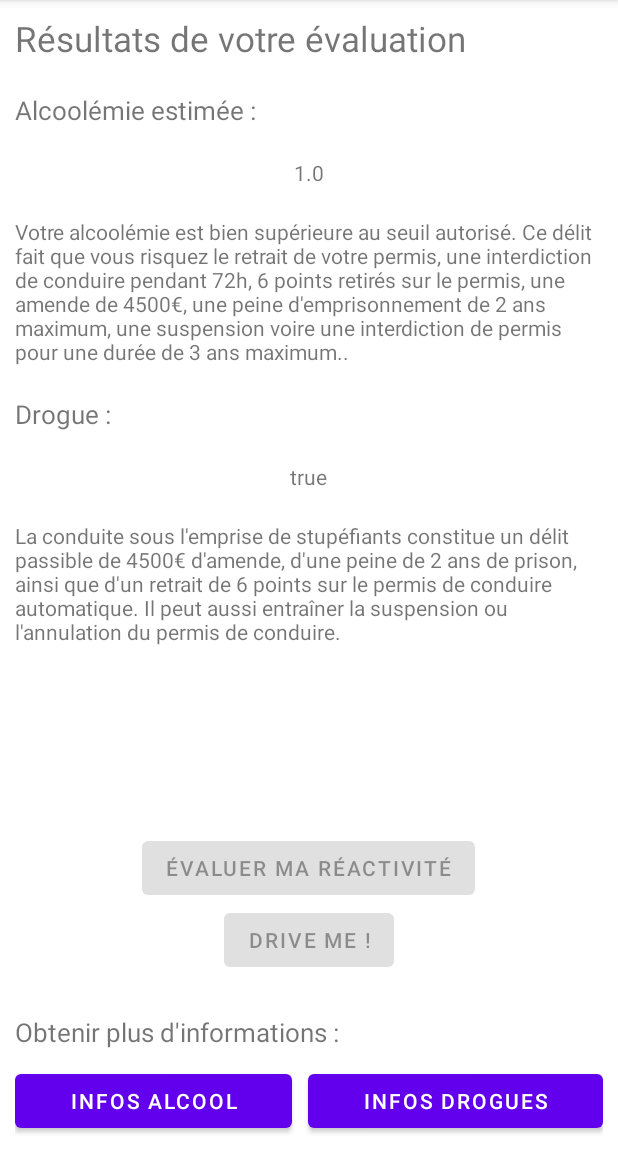
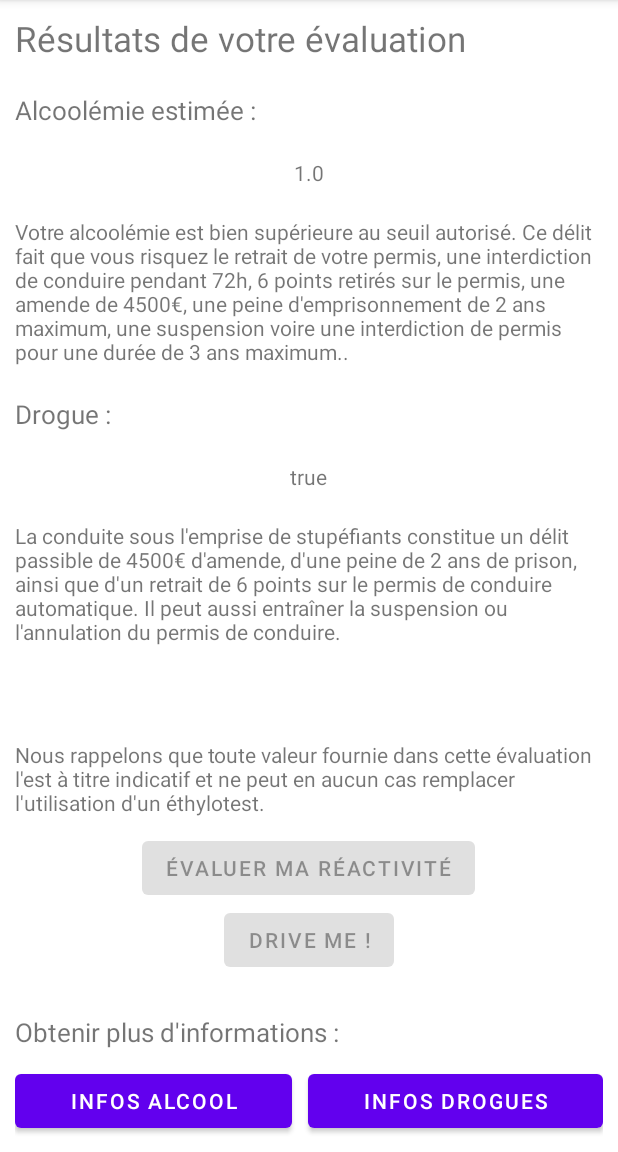
Before and after one commit to LogarithmeNeper/IFYouDrive, an Android app: the EvaluateRisks screen opened directly, with no data from a screen before it, on a phone screen of 412 x 824 dp, the part 84-1236 px from its top. Run offline under Robolectric (Android 15) with nearby library versions, the phone set to English and light mode, and no system bars.

Commit message:
add message

```diff
--- a/app/src/main/res/layout/activity_evaluate_risks.xml
+++ b/app/src/main/res/layout/activity_evaluate_risks.xml
@@ -73,6 +73,13 @@
         </LinearLayout>
     </ScrollView>
 
+    <TextView
+        android:layout_width="match_parent"
+        android:layout_height="wrap_content"
+        android:layout_above="@id/reactivity_button"
+        android:layout_marginVertical="10dp"
+        android:text="Nous rappelons que toute valeur fournie dans cette évaluation l'est à titre indicatif et ne peut en aucun cas remplacer l'utilisation d'un éthylotest."/>
+
     <Button
         android:id="@+id/reactivity_button"
         android:layout_width="wrap_content"
```
